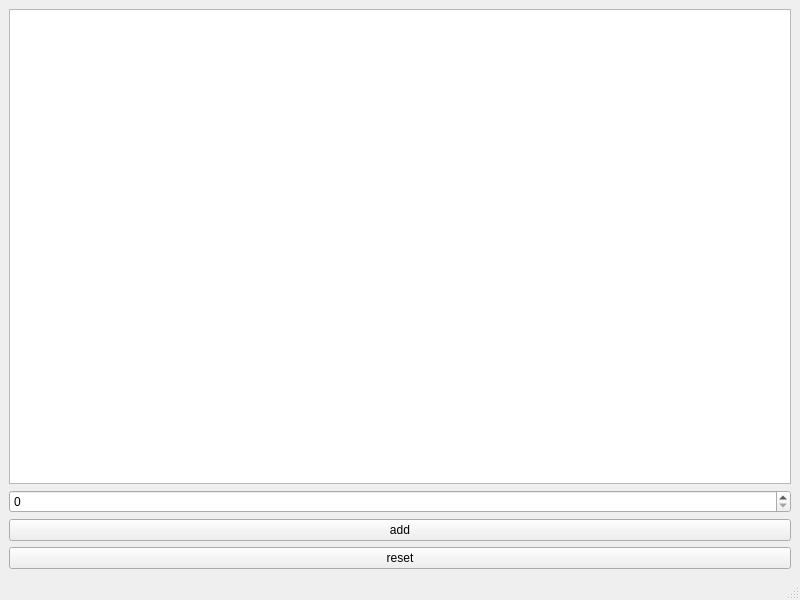
This is example/mainwindow.ui in Ilyaferilo/carousel as Qt 5 draws it before an edit. The edited form follows.
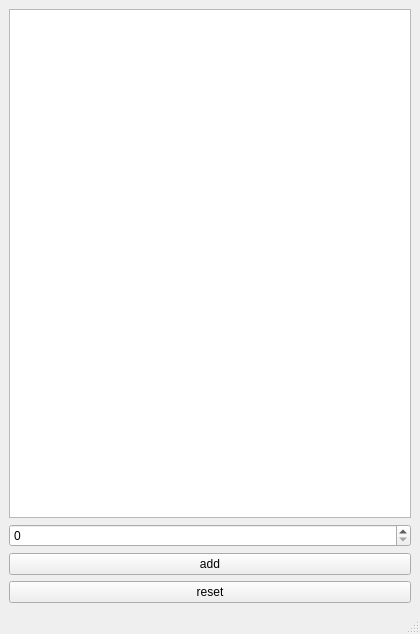
This is the edited form.

```diff
--- a/example/mainwindow.ui
+++ b/example/mainwindow.ui
@@ -6,8 +6,8 @@
    <rect>
     <x>0</x>
     <y>0</y>
-    <width>800</width>
-    <height>600</height>
+    <width>420</width>
+    <height>634</height>
    </rect>
   </property>
   <property name="windowTitle">
```
Left out of the diff: 2 changed lines with no effect on the pictures.
